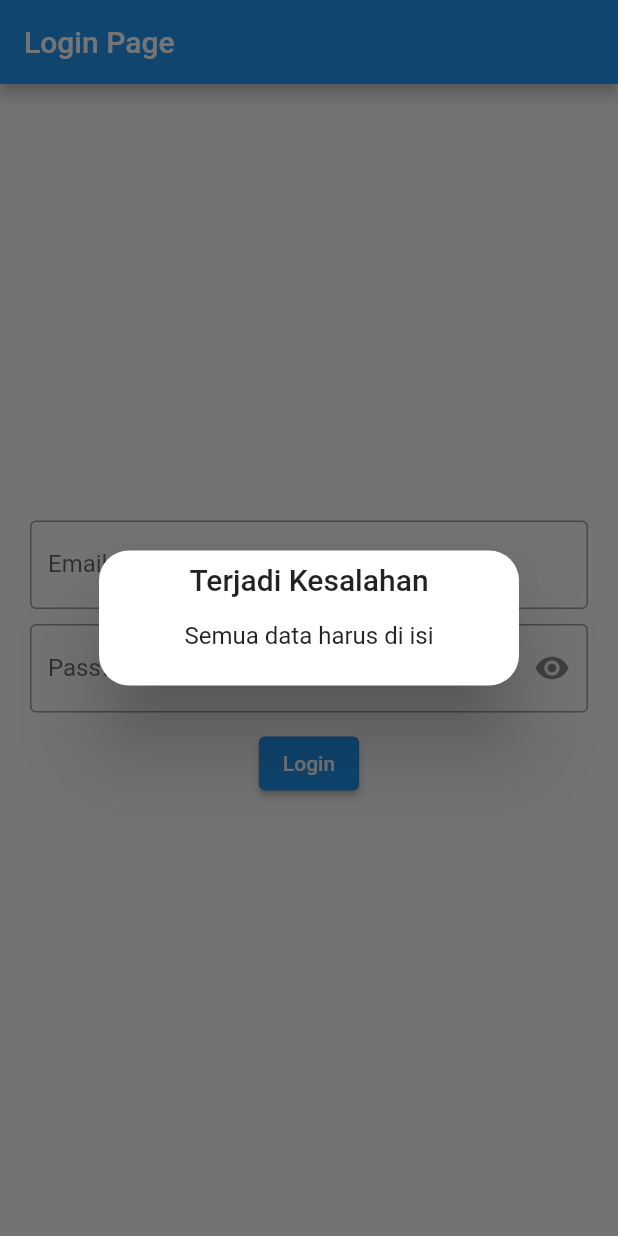
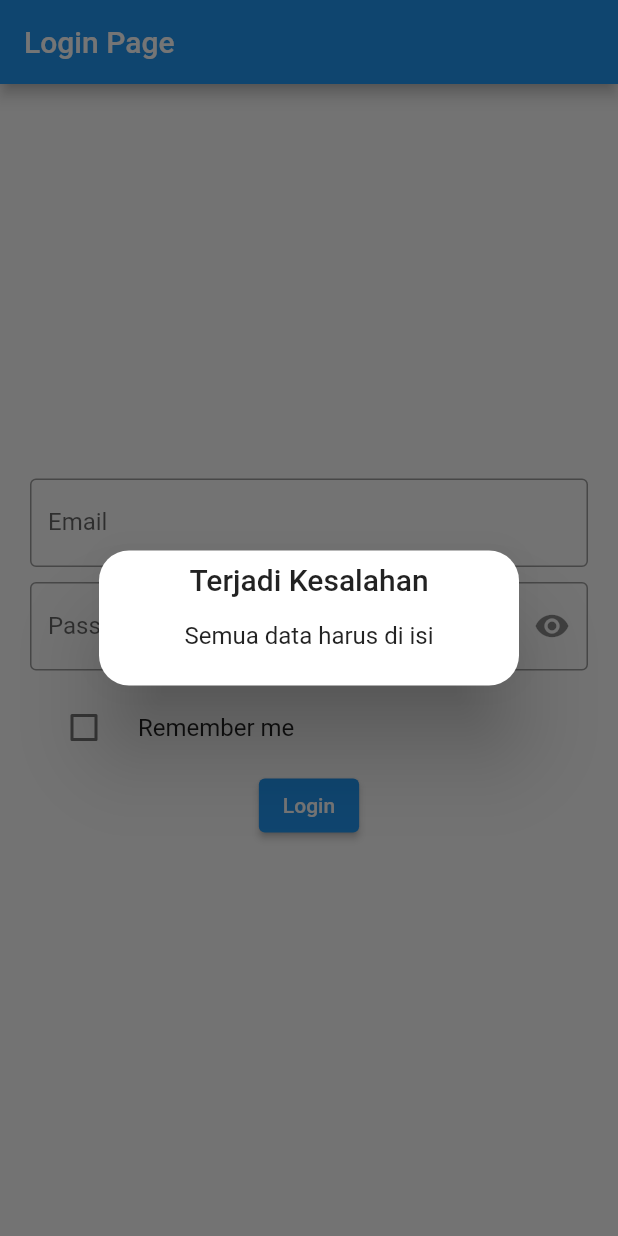
Before and after one commit to anangfatkur/getx-stateMixin-GetConnectApi, a Flutter app: the screen it shows after launch, after a tap on "Login", on a phone screen of 412 x 824 dp. Run offline on Flutter 3.47's test engine with Material 2 defaults, Android fonts, the phone set to English and light mode, and no system bars; our stand-ins replace get, get_storage.

Commit message:
function auto login di getxStorage

```diff
--- a/lib/controller/auth.dart
+++ b/lib/controller/auth.dart
@@ -1,10 +1,10 @@
 import 'package:get/get.dart';
-import 'package:getx_statemixin/routes/route_name.dart';
+import 'package:get_storage/get_storage.dart';
 
 class AuthController extends GetxController {
   var isAuth = false.obs;
 
-  Map<String, String> _dataUser = {
+  final Map<String, String> _dataUser = {
     'email': 'admin@gmail.com',
     'password': 'admin123',
   };
@@ -16,10 +16,37 @@ class AuthController extends GetxController {
     );
   }
 
-  void login(String email, String password) {
+  Future<void> autoLogin() async {
+    final box = GetStorage();
+    if (box.read("dataUser") != null) {
+      final data = box.read("dataUser") as Map<String, dynamic>;
+      login(data["email"], data["password"], data["rememberme"]);
+    }
+  }
+
+  void login(String email, String password, bool rememberme) async {
     if (email != '' && password != '') {
       if (GetUtils.isEmail(email)) {
         if (email == _dataUser['email'] && password == _dataUser['password']) {
+          if (rememberme) {
+            //simpan di storage menggunakan get storage
+
+            final box = GetStorage();
+            box.write(
+              'dataUser',
+              {
+                "email": email,
+                "password": password,
+                "rememberme": rememberme,
+              },
+            );
+          } else {
+            //hapus di storage menggunakan get storage
+            final box = GetStorage();
+            if (box.read('dataUser') != null) {
+              box.erase();
+            }
+          }
           //Berhasil untuk Login
           isAuth.value = true;
         } else {
@@ -32,4 +59,13 @@ class AuthController extends GetxController {
       dialogError("Semua data harus di isi");
     }
   }
+
+  void logout(bool rememberme) {
+    final box = GetStorage();
+    if (box.read('dataUser') != null) {
+      box.erase();
+    }
+
+    isAuth.value = false;
+  }
 }
--- a/lib/controller/loginController.dart
+++ b/lib/controller/loginController.dart
@@ -1,9 +1,35 @@
 import 'package:flutter/material.dart';
 import 'package:get/get.dart';
+import 'package:get_storage/get_storage.dart';
 
 class LoginController extends GetxController {
   var hidden = true.obs;
+  var rememberme = false.obs;
   // ignore: non_constant_identifier_names
-  TextEditingController emailController = TextEditingController();
-  TextEditingController passwordController = TextEditingController();
+  late TextEditingController emailController;
+  late TextEditingController passwordController;
+
+  @override
+  void onInit() async {
+    // ignore: todo
+    // TODO: implement onInit
+    super.onInit();
+    emailController = TextEditingController();
+    passwordController = TextEditingController();
+    final box = GetStorage();
+    if (box.read("dataUser") != null) {
+      final data = box.read("dataUser") as Map<String, dynamic>;
+      emailController.text = data["email"];
+      passwordController.text = data["password"];
+      rememberme.value = data["rememberme"];
+    }
+  }
+
+  @override
+  void onClose() {
+    // TODO: implement onClose
+    emailController.dispose();
+    passwordController.dispose();
+    super.onClose();
+  }
 }
--- a/lib/main.dart
+++ b/lib/main.dart
@@ -13,8 +13,9 @@ import 'package:get_storage/get_storage.dart';
 import '../controller/auth.dart';
 import '../controller/loginController.dart';
 
-void main() {
+void main() async {
   runApp(MyApp());
+  await GetStorage.init();
 }
 
 class MyApp extends StatelessWidget {
@@ -24,13 +25,30 @@ class MyApp extends StatelessWidget {
 
   @override
   Widget build(BuildContext context) {
-    return Obx(() => GetMaterialApp(
-          // home: const MyHomePage(),
+    return FutureBuilder(
+      future: authC.autoLogin(),
+      builder: (context, snapshot) {
+        if (snapshot.connectionState == ConnectionState.done) {
+          return Obx(
+            () => GetMaterialApp(
+              // home: const MyHomePage(),
+              debugShowCheckedModeBanner: false,
+              home: authC.isAuth.isTrue ? MyHomePage() : LoginPage(),
+              getPages: AppPage.pages,
+              // initialBinding: MyBindings(),
+              // initialBinding: MyBindings(),
+            ),
+          );
+        }
+        return const MaterialApp(
           debugShowCheckedModeBanner: false,
-          home: authC.isAuth.isTrue ? const MyHomePage() : LoginPage(),
-          getPages: AppPage.pages,
-          // initialBinding: MyBindings(),
-          // initialBinding: MyBindings(),
-        ));
+          home: Scaffold(
+            body: Center(
+              child: CircularProgressIndicator(),
+            ),
+          ),
+        );
+      },
+    );
   }
 }
--- a/lib/pages/home.dart
+++ b/lib/pages/home.dart
@@ -1,7 +1,13 @@
 import 'package:flutter/material.dart';
+import 'package:get/get.dart';
+import 'package:getx_statemixin/controller/auth.dart';
+import 'package:getx_statemixin/controller/loginController.dart';
+
 
 class MyHomePage extends StatelessWidget {
-  const MyHomePage({Key? key}) : super(key: key);
+  final auth = Get.find<AuthController>();
+  final login = Get.find<LoginController>();
+  MyHomePage({Key? key}) : super(key: key);
 
   @override
   Widget build(BuildContext context) {
@@ -9,6 +15,10 @@ class MyHomePage extends StatelessWidget {
       appBar: AppBar(
         title: const Text("Home Page"),
       ),
+      floatingActionButton: FloatingActionButton(
+        onPressed: () => auth.logout(login.rememberme.value),
+        child: const Icon(Icons.logout),
+      ),
     );
   }
 }
--- a/lib/pages/login.dart
+++ b/lib/pages/login.dart
@@ -47,10 +47,19 @@ class LoginPage extends StatelessWidget {
               ),
             ),
             const SizedBox(height: 10),
+            Obx(
+              () => CheckboxListTile(
+                value: loginC.rememberme.value,
+                onChanged: (value) => loginC.rememberme.toggle(),
+                title: const Text("Remember me"),
+                controlAffinity: ListTileControlAffinity.leading,
+              ),
+            ),
             ElevatedButton(
               onPressed: () => authC.login(
                 loginC.emailController.text,
                 loginC.passwordController.text,
+                loginC.rememberme.value,
               ),
               child: const Text("Login"),
             ),
--- a/lib/routes/app_page.dart
+++ b/lib/routes/app_page.dart
@@ -7,7 +7,7 @@ class AppPage {
   static final pages = [
     GetPage(
       name: RouteName.home,
-      page: () => const MyHomePage(),
+      page: () =>  MyHomePage(),
     ),
     GetPage(
       name: RouteName.login,
```
